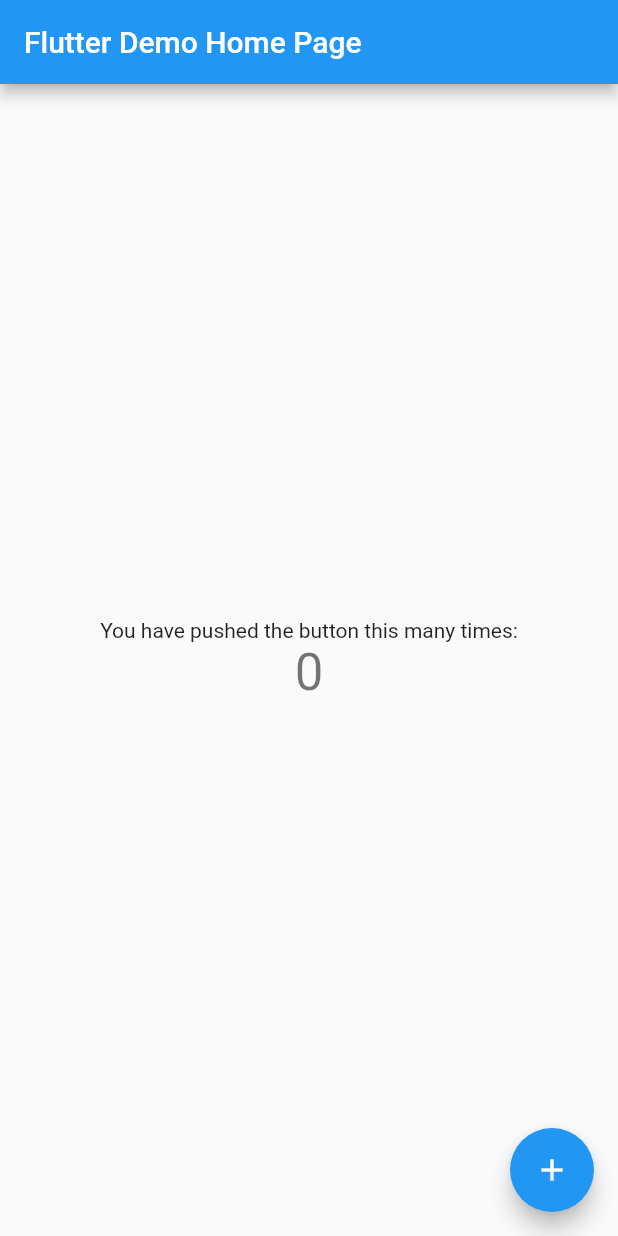
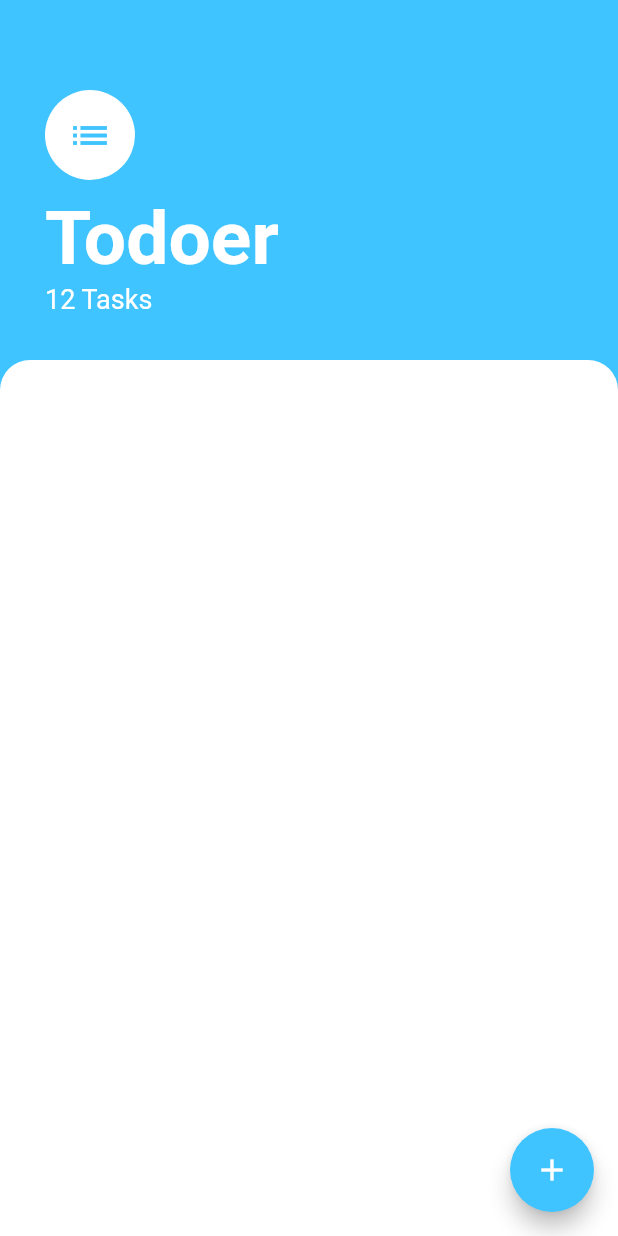
Before and after one commit to Milad9A/Todoer, a Flutter app: the screen it shows after launch, on a phone screen of 412 x 824 dp. Run offline on Flutter 3.47's test engine with Material 2 defaults, Android fonts, the phone set to English and light mode, and no system bars.

Commit message:
Built the Initial Design

```diff
--- a/lib/main.dart
+++ b/lib/main.dart
@@ -1,117 +1,16 @@
 import 'package:flutter/material.dart';
+import 'package:todoer/screens/tasks_screen.dart';
 
 void main() {
   runApp(MyApp());
 }
 
 class MyApp extends StatelessWidget {
-  // This widget is the root of your application.
   @override
   Widget build(BuildContext context) {
     return MaterialApp(
-      title: 'Flutter Demo',
-      theme: ThemeData(
-        // This is the theme of your application.
-        //
-        // Try running your application with "flutter run". You'll see the
-        // application has a blue toolbar. Then, without quitting the app, try
-        // changing the primarySwatch below to Colors.green and then invoke
-        // "hot reload" (press "r" in the console where you ran "flutter run",
-        // or simply save your changes to "hot reload" in a Flutter IDE).
-        // Notice that the counter didn't reset back to zero; the application
-        // is not restarted.
-        primarySwatch: Colors.blue,
-        // This makes the visual density adapt to the platform that you run
-        // the app on. For desktop platforms, the controls will be smaller and
-        // closer together (more dense) than on mobile platforms.
-        visualDensity: VisualDensity.adaptivePlatformDensity,
-      ),
-      home: MyHomePage(title: 'Flutter Demo Home Page'),
+      debugShowCheckedModeBanner: false,
+      home: TasksScreen(),
     );
   }
 }
-
-class MyHomePage extends StatefulWidget {
-  MyHomePage({Key key, this.title}) : super(key: key);
-
-  // This widget is the home page of your application. It is stateful, meaning
-  // that it has a State object (defined below) that contains fields that affect
-  // how it looks.
-
-  // This class is the configuration for the state. It holds the values (in this
-  // case the title) provided by the parent (in this case the App widget) and
-  // used by the build method of the State. Fields in a Widget subclass are
-  // always marked "final".
-
-  final String title;
-
-  @override
-  _MyHomePageState createState() => _MyHomePageState();
-}
-
-class _MyHomePageState extends State<MyHomePage> {
-  int _counter = 0;
-
-  void _incrementCounter() {
-    setState(() {
-      // This call to setState tells the Flutter framework that something has
-      // changed in this State, which causes it to rerun the build method below
-      // so that the display can reflect the updated values. If we changed
-      // _counter without calling setState(), then the build method would not be
-      // called again, and so nothing would appear to happen.
-      _counter++;
-    });
-  }
-
-  @override
-  Widget build(BuildContext context) {
-    // This method is rerun every time setState is called, for instance as done
-    // by the _incrementCounter method above.
-    //
-    // The Flutter framework has been optimized to make rerunning build methods
-    // fast, so that you can just rebuild anything that needs updating rather
-    // than having to individually change instances of widgets.
-    return Scaffold(
-      appBar: AppBar(
-        // Here we take the value from the MyHomePage object that was created by
-        // the App.build method, and use it to set our appbar title.
-        title: Text(widget.title),
-      ),
-      body: Center(
-        // Center is a layout widget. It takes a single child and positions it
-        // in the middle of the parent.
-        child: Column(
-          // Column is also a layout widget. It takes a list of children and
-          // arranges them vertically. By default, it sizes itself to fit its
-          // children horizontally, and tries to be as tall as its parent.
-          //
-          // Invoke "debug painting" (press "p" in the console, choose the
-          // "Toggle Debug Paint" action from the Flutter Inspector in Android
-          // Studio, or the "Toggle Debug Paint" command in Visual Studio Code)
-          // to see the wireframe for each widget.
-          //
-          // Column has various properties to control how it sizes itself and
-          // how it positions its children. Here we use mainAxisAlignment to
-          // center the children vertically; the main axis here is the vertical
-          // axis because Columns are vertical (the cross axis would be
-          // horizontal).
-          mainAxisAlignment: MainAxisAlignment.center,
-          children: <Widget>[
-            Text(
-              'You have pushed the button this many times:',
-            ),
-            Text(
-              '$_counter',
-              style: Theme.of(context).textTheme.headline4,
-            ),
-          ],
-        ),
-      ),
-      floatingActionButton: FloatingActionButton(
-        onPressed: _incrementCounter,
-        tooltip: 'Increment',
-        child: Icon(Icons.add),
-      ), // This trailing comma makes auto-formatting nicer for build methods.
-    );
-  }
-}
--- /dev/null
+++ b/lib/screens/tasks_screen.dart
@@ -0,0 +1,72 @@
+import 'package:flutter/material.dart';
+
+class TasksScreen extends StatelessWidget {
+  @override
+  Widget build(BuildContext context) {
+    return Scaffold(
+      backgroundColor: Colors.lightBlueAccent,
+      floatingActionButton: FloatingActionButton(
+        onPressed: () {},
+        backgroundColor: Colors.lightBlueAccent,
+        child: Icon(
+          Icons.add,
+        ),
+      ),
+      body: Column(
+        crossAxisAlignment: CrossAxisAlignment.start,
+        children: <Widget>[
+          Container(
+            padding: EdgeInsets.only(
+              top: 60.0,
+              left: 30.0,
+              right: 30.0,
+              bottom: 30.0,
+            ),
+            child: Column(
+              crossAxisAlignment: CrossAxisAlignment.start,
+              children: <Widget>[
+                CircleAvatar(
+                  backgroundColor: Colors.white,
+                  radius: 30.0,
+                  child: Icon(
+                    Icons.list,
+                    size: 30.0,
+                    color: Colors.lightBlueAccent,
+                  ),
+                ),
+                SizedBox(
+                  height: 10.0,
+                ),
+                Text(
+                  'Todoer',
+                  style: TextStyle(
+                    color: Colors.white,
+                    fontSize: 50.0,
+                    fontWeight: FontWeight.w700,
+                  ),
+                ),
+                Text(
+                  '12 Tasks',
+                  style: TextStyle(
+                    color: Colors.white,
+                    fontSize: 18.0,
+                  ),
+                ),
+              ],
+            ),
+          ),
+          Expanded(
+            child: Container(
+              decoration: BoxDecoration(
+                color: Colors.white,
+                borderRadius: BorderRadius.vertical(
+                  top: Radius.circular(20.0),
+                ),
+              ),
+            ),
+          ),
+        ],
+      ),
+    );
+  }
+}
```
